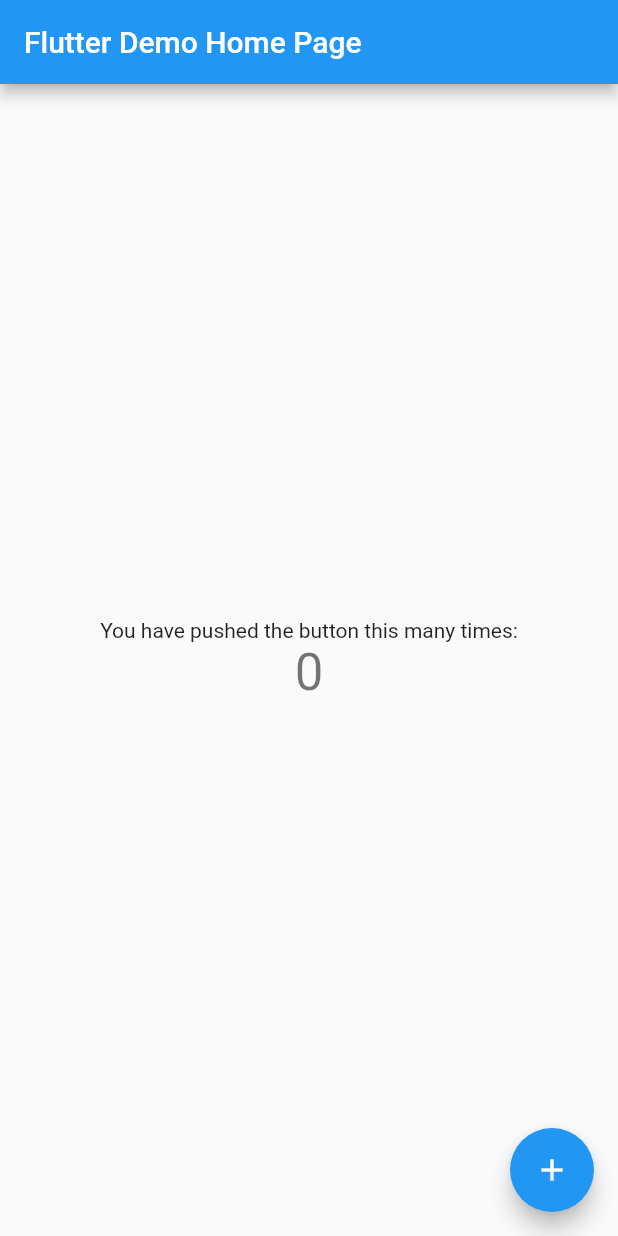
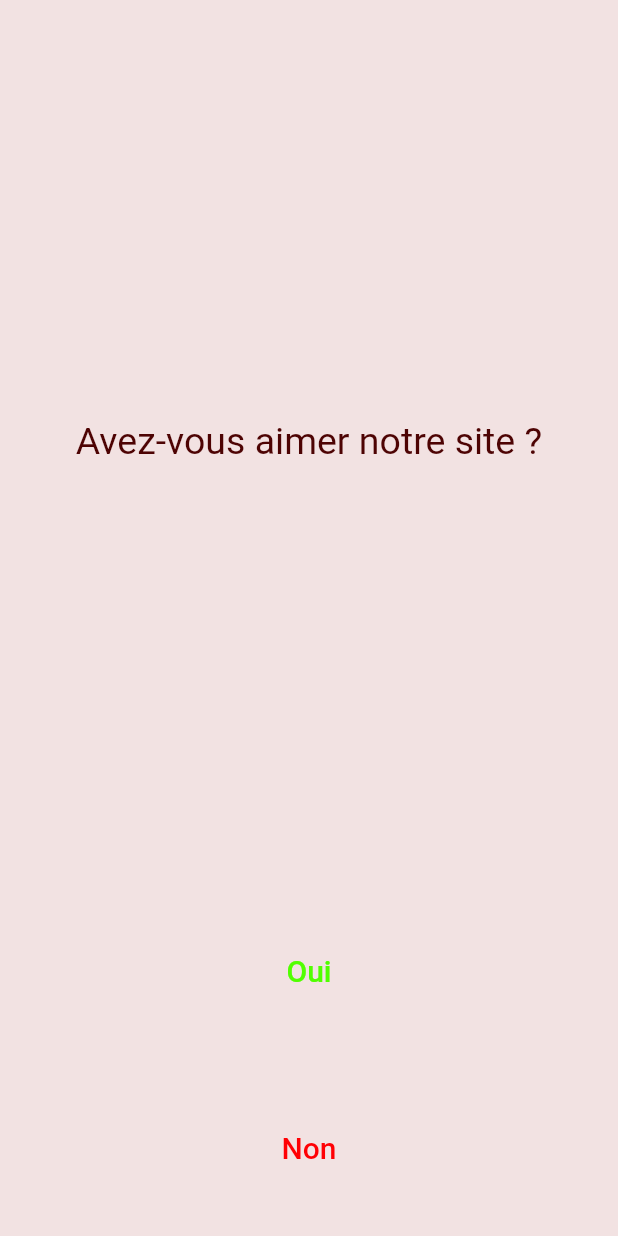
Before and after one commit to ImadABID/FormAnik, a Flutter app: the screen it shows after launch, on a phone screen of 412 x 824 dp. Run offline on Flutter 3.47's test engine with Material 2 defaults, Android fonts, the phone set to English and light mode, and no system bars; missing offline and left inert: dart:ffi.

Commit message:
front dicho

```diff
--- /dev/null
+++ b/flutter_application_1/lib/form.dart
@@ -0,0 +1,43 @@
+import 'dart:ffi';
+
+import 'questions.dart';
+
+class MyForm {
+  int _questionNumber = 0;
+
+  List<Question> _questionList = [
+    Question(qtn: 'Avez-vous aimer notre site ?', ans: ""),
+    Question(qtn: 'La navigation vous-a plu ?', ans: ""),
+    Question(qtn: 'Avez-vous aimer le design du site ?', ans: ""),
+    Question(qtn: 'Etes-vous majeur ?', ans: ""),
+    Question(qtn: 'Vous avez plus de trente ans ?', ans: ""),
+    Question(qtn: 'Etes-vous marié\(e\) ?', ans: ""),
+    Question(qtn: 'Avez-vous des enfants ?', ans: ""),
+  ];
+
+  dynamic nextQuestion() {
+    if (_questionNumber < _questionList.length - 1) {
+      print(_questionNumber);
+      _questionNumber++;
+    } else {
+      bool completed = true;
+      return completed;
+    }
+  }
+
+  String getQuestionText() {
+    return _questionList[_questionNumber].questionText;
+  }
+
+  setQuestionAnswer(String ans) {
+    _questionList[_questionNumber].questionAnswer = ans;
+  }
+
+  String getQuestionAnswer() {
+    return _questionList[_questionNumber].questionAnswer;
+  }
+
+  int startOver() {
+    return _questionNumber = 0;
+  }
+}
--- a/flutter_application_1/lib/main.dart
+++ b/flutter_application_1/lib/main.dart
@@ -1,4 +1,7 @@
+//import 'dart:html';
+
 import 'package:flutter/material.dart';
+import 'form.dart';
 
 void main() {
   runApp(const MyApp());
@@ -10,106 +13,177 @@ class MyApp extends StatelessWidget {
   // This widget is the root of your application.
   @override
   Widget build(BuildContext context) {
-    return MaterialApp(
-      title: 'Flutter Demo',
-      theme: ThemeData(
-        // This is the theme of your application.
-        //
-        // Try running your application with "flutter run". You'll see the
-        // application has a blue toolbar. Then, without quitting the app, try
-        // changing the primarySwatch below to Colors.green and then invoke
-        // "hot reload" (press "r" in the console where you ran "flutter run",
-        // or simply save your changes to "hot reload" in a Flutter IDE).
-        // Notice that the counter didn't reset back to zero; the application
-        // is not restarted.
-        primarySwatch: Colors.blue,
+    return Container(
+      child: MaterialApp(
+        home: Scaffold(
+          backgroundColor: Color.fromARGB(255, 242, 226, 226),
+          body: SafeArea(
+            child: Padding(
+              padding: EdgeInsets.symmetric(horizontal: 10.0),
+              child: FormPage(),
             ),
-      home: const MyHomePage(title: 'Flutter Demo Home Page'),
+          ),
+        ),
+      ),
     );
   }
 }
 
-class MyHomePage extends StatefulWidget {
-  const MyHomePage({super.key, required this.title});
+class FormPage extends StatefulWidget {
+  const FormPage({super.key});
 
-  // This widget is the home page of your application. It is stateful, meaning
-  // that it has a State object (defined below) that contains fields that affect
-  // how it looks.
-
-  // This class is the configuration for the state. It holds the values (in this
-  // case the title) provided by the parent (in this case the App widget) and
-  // used by the build method of the State. Fields in a Widget subclass are
-  // always marked "final".
-
-  final String title;
-
-  @override
-  State<MyHomePage> createState() => _MyHomePageState();
+  _FormPageState createState() => _FormPageState();
 }
 
-class _MyHomePageState extends State<MyHomePage> {
-  int _counter = 0;
+class _FormPageState extends State<FormPage> {
+  List<Icon> questionAnswered = [];
 
-  void _incrementCounter() {
+  MyForm formClass = MyForm();
+
+  bool completed = false;
+
+  void checkAnswer(String userAnswer) {
+    //bool answer = formClass.getQuestionAnswer();
+    formClass.setQuestionAnswer(userAnswer);
+    print(formClass.getQuestionAnswer());
     setState(() {
-      // This call to setState tells the Flutter framework that something has
-      // changed in this State, which causes it to rerun the build method below
-      // so that the display can reflect the updated values. If we changed
-      // _counter without calling setState(), then the build method would not be
-      // called again, and so nothing would appear to happen.
-      _counter++;
+      if (formClass.nextQuestion() == true) {
+        print('next question');
+        print(formClass.nextQuestion());
+        completed = true;
+        questionAnswered.add(Icon(
+          Icons.question_mark,
+          color: Color.fromARGB(255, 3, 105, 247),
+        ));
+      } else {
+        print('setting marks');
+        questionAnswered.add(Icon(
+          Icons.question_mark,
+          color: Color.fromARGB(255, 3, 105, 247),
+        ));
+      }
     });
   }
 
   @override
   Widget build(BuildContext context) {
-    // This method is rerun every time setState is called, for instance as done
-    // by the _incrementCounter method above.
-    //
-    // The Flutter framework has been optimized to make rerunning build methods
-    // fast, so that you can just rebuild anything that needs updating rather
-    // than having to individually change instances of widgets.
-    return Scaffold(
-      appBar: AppBar(
-        // Here we take the value from the MyHomePage object that was created by
-        // the App.build method, and use it to set our appbar title.
-        title: Text(widget.title),
-      ),
-      body: Center(
-        // Center is a layout widget. It takes a single child and positions it
-        // in the middle of the parent.
+    return buildQuestionsPage();
+  }
+
+  Column buildQuestionsPage() {
+    if (completed) {
+      return Column(
+        crossAxisAlignment: CrossAxisAlignment.stretch,
+        children: <Widget>[
+          Expanded(
+            flex: 5,
+            child: Padding(
+              padding: EdgeInsets.all(10.0),
+              child: Center(
                 child: Column(
-          // Column is also a layout widget. It takes a list of children and
-          // arranges them vertically. By default, it sizes itself to fit its
-          // children horizontally, and tries to be as tall as its parent.
-          //
-          // Invoke "debug painting" (press "p" in the console, choose the
-          // "Toggle Debug Paint" action from the Flutter Inspector in Android
-          // Studio, or the "Toggle Debug Paint" command in Visual Studio Code)
-          // to see the wireframe for each widget.
-          //
-          // Column has various properties to control how it sizes itself and
-          // how it positions its children. Here we use mainAxisAlignment to
-          // center the children vertically; the main axis here is the vertical
-          // axis because Columns are vertical (the cross axis would be
-          // horizontal).
-          mainAxisAlignment: MainAxisAlignment.center,
                   children: <Widget>[
-            const Text(
-              'You have pushed the button this many times:',
-            ),
                     Text(
-              '$_counter',
-              style: Theme.of(context).textTheme.headline4,
+                      'Fin du formulaire !',
+                      textAlign: TextAlign.center,
+                      style: TextStyle(
+                          color: Color.fromARGB(255, 63, 2, 2), fontSize: 25.0),
                     ),
                   ],
                 ),
               ),
-      floatingActionButton: FloatingActionButton(
-        onPressed: _incrementCounter,
-        tooltip: 'Increment',
-        child: const Icon(Icons.add),
-      ), // This trailing comma makes auto-formatting nicer for build methods.
+            ),
+          ),
+          Expanded(
+            child: Padding(
+              padding: EdgeInsets.all(10.0),
+              child: TextButton(
+                  style: ButtonStyle(
+                    foregroundColor:
+                        MaterialStateProperty.all<Color>(Colors.blueAccent),
+                  ),
+                  onPressed: () {
+                    setState(() {
+                      completed = false;
+                      questionAnswered = [];
+                      formClass.startOver();
+                    });
+                  },
+                  child: Text(
+                    'Start Over',
+                    style: TextStyle(
+                        color: Color.fromARGB(255, 22, 3, 3), fontSize: 20.0),
+                  )),
+            ),
+          ),
+          SafeArea(
+            child: Row(
+              children: questionAnswered,
+            ),
+          )
+        ],
+      );
+    } else {
+      return Column(
+        crossAxisAlignment: CrossAxisAlignment.stretch,
+        mainAxisAlignment: MainAxisAlignment.spaceBetween,
+        children: <Widget>[
+          Expanded(
+            flex: 5,
+            child: Padding(
+              padding: EdgeInsets.all(10.0),
+              child: Center(
+                child: Text(
+                  formClass.getQuestionText(),
+                  textAlign: TextAlign.center,
+                  style: TextStyle(
+                      color: Color.fromARGB(255, 77, 3, 3), fontSize: 25.0),
+                ),
+              ),
+            ),
+          ),
+          Expanded(
+            child: Padding(
+              padding: EdgeInsets.all(10.0),
+              child: TextButton(
+                  style: ButtonStyle(
+                    foregroundColor:
+                        MaterialStateProperty.all<Color>(Colors.blueAccent),
+                  ),
+                  onPressed: () {
+                    checkAnswer("oui");
+                  },
+                  child: Text(
+                    'Oui',
+                    style: TextStyle(
+                        color: Color.fromARGB(255, 81, 255, 0), fontSize: 20.0),
+                  )),
+            ),
+          ),
+          Expanded(
+            child: Padding(
+              padding: EdgeInsets.all(10.0),
+              child: TextButton(
+                  style: ButtonStyle(
+                    foregroundColor:
+                        MaterialStateProperty.all<Color>(Colors.blueAccent),
+                  ),
+                  onPressed: () {
+                    checkAnswer("non");
+                  },
+                  child: Text(
+                    'Non',
+                    style: TextStyle(
+                        color: Color.fromARGB(255, 255, 0, 4), fontSize: 20.0),
+                  )),
+            ),
+          ),
+          SafeArea(
+            child: Row(
+              children: questionAnswered,
+            ),
+          )
+        ],
       );
     }
   }
+}
--- /dev/null
+++ b/flutter_application_1/lib/questions.dart
@@ -0,0 +1,9 @@
+class Question {
+  late String questionText;
+  late String questionAnswer;
+
+  Question({required String qtn, required String ans}) {
+    questionText = qtn;
+    questionAnswer = ans;
+  }
+}
```
Also changed, not shown: flutter_application_1/pubspec.yaml (+5 -7 lines), flutter_application_1/pubspec.lock. Lines whose indentation alone changed are shown as unchanged.
